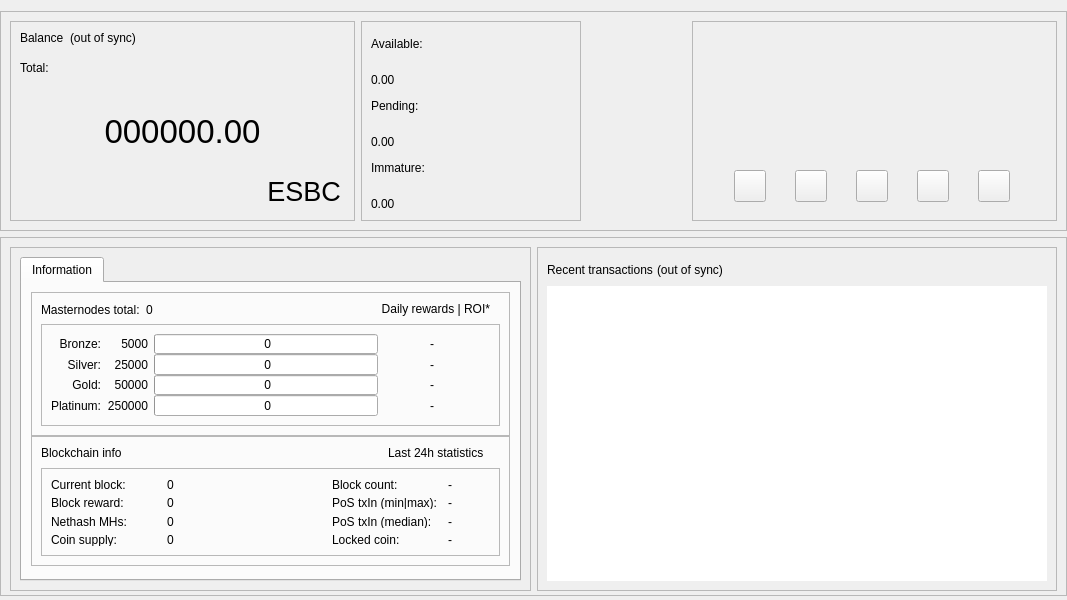
Old version of the form src/qt/forms/overviewpage.ui in the repository decenomy/ESBC2.
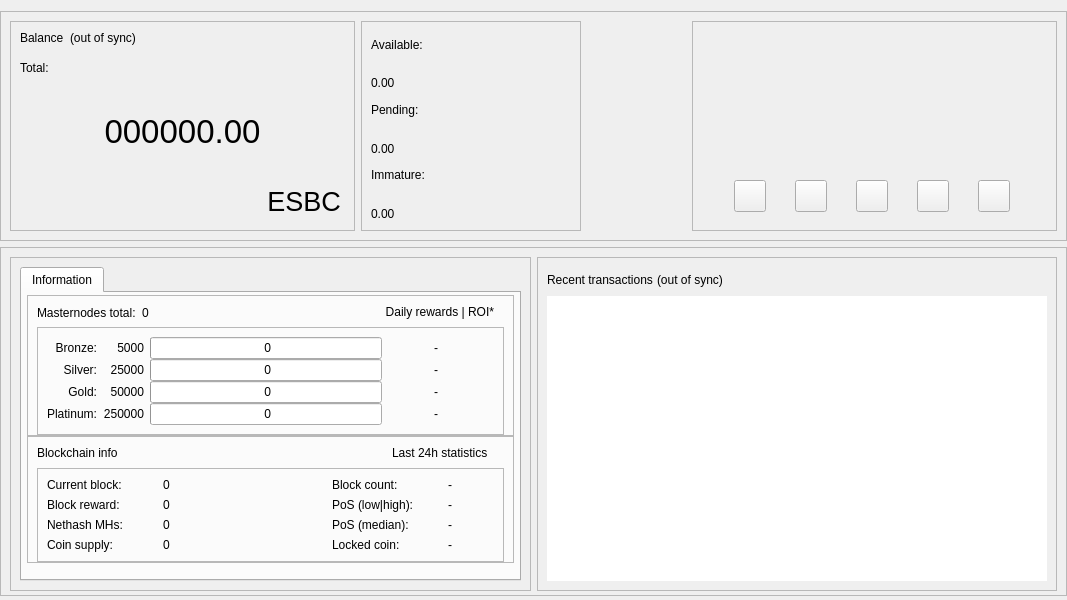
New version of the form. The open tabs and pages were chosen to show the change. Icons and pictures are not drawn.

```diff
--- a/src/qt/forms/overviewpage.ui
+++ b/src/qt/forms/overviewpage.ui
@@ -632,14 +632,8 @@
          <widget class="QFrame" name="frame_bottom_1">
           <property name="minimumSize">
            <size>
-            <width>355</width>
-            <height>100</height>
-           </size>
-          </property>
-          <property name="maximumSize">
-           <size>
-            <width>16777215</width>
-            <height>16777215</height>
+            <width>0</width>
+            <height>320</height>
            </size>
           </property>
           <property name="frameShape">
@@ -663,16 +657,31 @@
                 <bool>false</bool>
                </property>
                <widget class="QWidget" name="TabInformation">
+                <property name="minimumSize">
+                 <size>
+                  <width>0</width>
+                  <height>290</height>
+                 </size>
+                </property>
                 <attribute name="title">
                  <string>Information</string>
                 </attribute>
-                 <property name="minimumSize">
-                  <size>
-                   <width>0</width>
-                   <height>200</height>
-                  </size>
-                 </property>
                 <layout class="QVBoxLayout" name="verticalLayout_13">
+                 <property name="spacing">
+                  <number>5</number>
+                 </property>
+                 <property name="leftMargin">
+                  <number>5</number>
+                 </property>
+                 <property name="topMargin">
+                  <number>2</number>
+                 </property>
+                 <property name="rightMargin">
+                  <number>5</number>
+                 </property>
+                 <property name="bottomMargin">
+                  <number>2</number>
+                 </property>
                  <item>
                   <layout class="QVBoxLayout" name="verticalLayout_11">
                    <property name="spacing">
@@ -683,12 +692,6 @@
                    </item>
                    <item>
                     <widget class="QFrame" name="frameMnInfo">
-                     <property name="minimumSize">
-                      <size>
-                       <width>0</width>
-                       <height>100</height>
-                      </size>
-                     </property>
                      <property name="frameShape">
                       <enum>QFrame::StyledPanel</enum>
                      </property>
@@ -696,6 +699,9 @@
                       <enum>QFrame::Raised</enum>
                      </property>
                      <layout class="QVBoxLayout" name="verticalLayout_17">
+                      <property name="bottomMargin">
+                       <number>0</number>
+                      </property>
                       <item>
                        <layout class="QHBoxLayout" name="horizontalLayout_9">
                         <item>
@@ -763,12 +769,6 @@
                       </item>
                       <item>
                        <widget class="QFrame" name="frameMnInfoLevels">
-                        <property name="minimumSize">
-                         <size>
-                          <width>0</width>
-                          <height>90</height>
-                         </size>
-                        </property>
                         <property name="frameShape">
                          <enum>QFrame::StyledPanel</enum>
                         </property>
@@ -776,9 +776,6 @@
                          <enum>QFrame::Raised</enum>
                         </property>
                         <layout class="QGridLayout" name="gridLayout_2">
-                         <property name="horizontalSpacing">
-                          <number>6</number>
-                         </property>
                          <property name="verticalSpacing">
                           <number>0</number>
                          </property>
@@ -889,7 +886,7 @@
                             <string>-</string>
                            </property>
                             <property name="alignment">
-                                <set>Qt::AlignVCenter|Qt::AlignRight</set>
+                            <set>Qt::AlignRight|Qt::AlignTrailing|Qt::AlignVCenter</set>
                             </property>
                           </widget>
                          </item>
@@ -911,7 +908,7 @@
                             <string></string>
                            </property>
                             <property name="alignment">
-                                <set>Qt::AlignVCenter|Qt::AlignLeft</set>
+                            <set>Qt::AlignLeading|Qt::AlignLeft|Qt::AlignVCenter</set>
                             </property>
                           </widget>
                          </item>
@@ -934,7 +931,7 @@
                             <string>-</string>
                            </property>
                             <property name="alignment">
-                                <set>Qt::AlignVCenter|Qt::AlignRight</set>
+                            <set>Qt::AlignRight|Qt::AlignTrailing|Qt::AlignVCenter</set>
                             </property>
                           </widget>
                          </item>
@@ -956,7 +953,7 @@
                             <string></string>
                            </property>
                             <property name="alignment">
-                                <set>Qt::AlignVCenter|Qt::AlignLeft</set>
+                            <set>Qt::AlignLeading|Qt::AlignLeft|Qt::AlignVCenter</set>
                             </property>
                           </widget>
                          </item>
@@ -979,7 +976,7 @@
                             <string>-</string>
                            </property>
                             <property name="alignment">
-                                <set>Qt::AlignVCenter|Qt::AlignRight</set>
+                            <set>Qt::AlignRight|Qt::AlignTrailing|Qt::AlignVCenter</set>
                             </property>
                           </widget>
                          </item>
@@ -1001,7 +998,7 @@
                             <string></string>
                            </property>
                             <property name="alignment">
-                                <set>Qt::AlignVCenter|Qt::AlignLeft</set>
+                            <set>Qt::AlignLeading|Qt::AlignLeft|Qt::AlignVCenter</set>
                             </property>
                           </widget>
                          </item>
@@ -1024,7 +1021,7 @@
                             <string>-</string>
                            </property>
                             <property name="alignment">
-                                <set>Qt::AlignVCenter|Qt::AlignRight</set>
+                            <set>Qt::AlignRight|Qt::AlignTrailing|Qt::AlignVCenter</set>
                             </property>
                           </widget>
                          </item>
@@ -1046,7 +1043,7 @@
                             <string></string>
                            </property>
                             <property name="alignment">
-                                <set>Qt::AlignVCenter|Qt::AlignLeft</set>
+                            <set>Qt::AlignLeading|Qt::AlignLeft|Qt::AlignVCenter</set>
                             </property>
                           </widget>
                          </item>
@@ -1069,7 +1066,7 @@
                             <string>Bronze:</string>
                            </property>
                             <property name="alignment">
-                                <set>Qt::AlignVCenter|Qt::AlignRight</set>
+                            <set>Qt::AlignRight|Qt::AlignTrailing|Qt::AlignVCenter</set>
                             </property>
                           </widget>
                          </item>
@@ -1091,7 +1088,7 @@
                             <string>Silver:</string>
                            </property>
                             <property name="alignment">
-                                <set>Qt::AlignVCenter|Qt::AlignRight</set>
+                            <set>Qt::AlignRight|Qt::AlignTrailing|Qt::AlignVCenter</set>
                             </property>
                           </widget>
                          </item>
@@ -1113,7 +1110,7 @@
                             <string>Gold:</string>
                            </property>
                             <property name="alignment">
-                                <set>Qt::AlignVCenter|Qt::AlignRight</set>
+                            <set>Qt::AlignRight|Qt::AlignTrailing|Qt::AlignVCenter</set>
                             </property>
                           </widget>
                          </item>
@@ -1135,7 +1132,7 @@
                             <string>Platinum:</string>
                            </property>
                             <property name="alignment">
-                                <set>Qt::AlignVCenter|Qt::AlignRight</set>
+                            <set>Qt::AlignRight|Qt::AlignTrailing|Qt::AlignVCenter</set>
                             </property>
                           </widget>
                          </item>
@@ -1146,7 +1143,7 @@
                             <string>5000</string>
                            </property>
                             <property name="alignment">
-                                <set>Qt::AlignVCenter|Qt::AlignRight</set>
+                            <set>Qt::AlignRight|Qt::AlignTrailing|Qt::AlignVCenter</set>
                             </property>
                           </widget>
                          </item>
@@ -1156,7 +1153,7 @@
                             <string>25000</string>
                            </property>
                             <property name="alignment">
-                                <set>Qt::AlignVCenter|Qt::AlignRight</set>
+                            <set>Qt::AlignRight|Qt::AlignTrailing|Qt::AlignVCenter</set>
                             </property>
                           </widget>
                          </item>
@@ -1166,7 +1163,7 @@
                             <string>50000</string>
                            </property>
                             <property name="alignment">
-                                <set>Qt::AlignVCenter|Qt::AlignRight</set>
+                            <set>Qt::AlignRight|Qt::AlignTrailing|Qt::AlignVCenter</set>
                             </property>
                           </widget>
                          </item>
@@ -1176,7 +1173,7 @@
                             <string>250000</string>
                            </property>
                             <property name="alignment">
-                                <set>Qt::AlignVCenter|Qt::AlignRight</set>
+                            <set>Qt::AlignRight|Qt::AlignTrailing|Qt::AlignVCenter</set>
                             </property>
                           </widget>
                          </item>
@@ -1188,12 +1185,6 @@
                    </item>
                    <item>
                     <widget class="QFrame" name="frameBlockchainInfo">
-                     <property name="minimumSize">
-                      <size>
-                       <width>0</width>
-                       <height>130</height>
-                      </size>
-                     </property>
                      <property name="frameShape">
                       <enum>QFrame::StyledPanel</enum>
                      </property>
@@ -1201,6 +1192,9 @@
                       <enum>QFrame::Raised</enum>
                      </property>
                      <layout class="QVBoxLayout" name="verticalLayout_18">
+                      <property name="bottomMargin">
+                       <number>0</number>
+                      </property>
                        <item>
                          <layout class="QHBoxLayout">
                           <item>
@@ -1209,7 +1203,7 @@
                              <string>Blockchain info</string>
                             </property>
                             <property name="alignment">
-                                <set>Qt::AlignLeft</set>
+                           <set>Qt::AlignLeading</set>
                             </property>
                            </widget>
                           </item>
@@ -1220,7 +1214,7 @@
                              <enum>Qt::Horizontal</enum>
                             </property>
                             <property name="sizeType">
-                             <enum>QSizePolicy::Fixed</enum>
+                           <enum>QSizePolicy::Expanding</enum>
                             </property>
                             <property name="sizeHint" stdset="0">
                              <size>
@@ -1236,18 +1230,6 @@
                             <property name="text">
                              <string>Last 24h statistics     </string>
                             </property>
-                            <property name="minimumSize">
-                              <size>
-                               <width>220</width>
-                               <height>0</height>
-                              </size>
-                            </property>
-                            <property name="maximumSize">
-                              <size>
-                               <width>220</width>
-                               <height>16777215</height>
-                              </size>
-                            </property>
                             <property name="alignment">
                                 <set>Qt::AlignRight</set>
                             </property>
@@ -1258,12 +1240,6 @@
                       </item>
                       <item>
                        <widget class="QFrame" name="frameBlockchainInfoData">
-                        <property name="minimumSize">
-                         <size>
-                          <width>0</width>
-                          <height>0</height>
-                         </size>
-                        </property>
                         <property name="frameShape">
                          <enum>QFrame::StyledPanel</enum>
                         </property>
@@ -1271,10 +1247,6 @@
                          <enum>QFrame::Raised</enum>
                         </property>
                         <layout class="QGridLayout" name="gridLayout_3">
-                         <property name="verticalSpacing">
-                          <number>6</number>
-                         </property>
-
                          <item row="0" column="0">
                           <widget class="QLabel" name="label_CurrentBlock">
                            <property name="text">
@@ -1334,7 +1306,7 @@
                                 </size>
                               </property>
                               <property name="text">
-                                <string> </string>
+                            <string/>
                               </property>
                            </widget>
                          </item>
@@ -1406,7 +1378,7 @@
                          <item row="1" column="3">
                           <widget class="QLabel" name="label_24hPoS">
                            <property name="text">
-                            <string>PoS txIn (min|max):</string>
+                            <string>PoS (low|high):</string>
                            </property>
                            <property name="alignment">
                                <set>Qt::AlignVCenter</set>
@@ -1447,7 +1419,7 @@
                          <item row="2" column="3">
                           <widget class="QLabel" name="label_24hPoSMedian">
                            <property name="text">
-                            <string>PoS txIn (median):</string>
+                            <string>PoS (median):</string>
                            </property>
                            <property name="alignment">
                                <set>Qt::AlignVCenter</set>
@@ -1541,7 +1513,7 @@
           <property name="minimumSize">
            <size>
             <width>0</width>
-            <height>100</height>
+            <height>320</height>
            </size>
           </property>
           <property name="maximumSize">
```
Left out of the diff: 101 changed lines with no effect on the pictures. Lines whose indentation alone changed are shown as unchanged.
